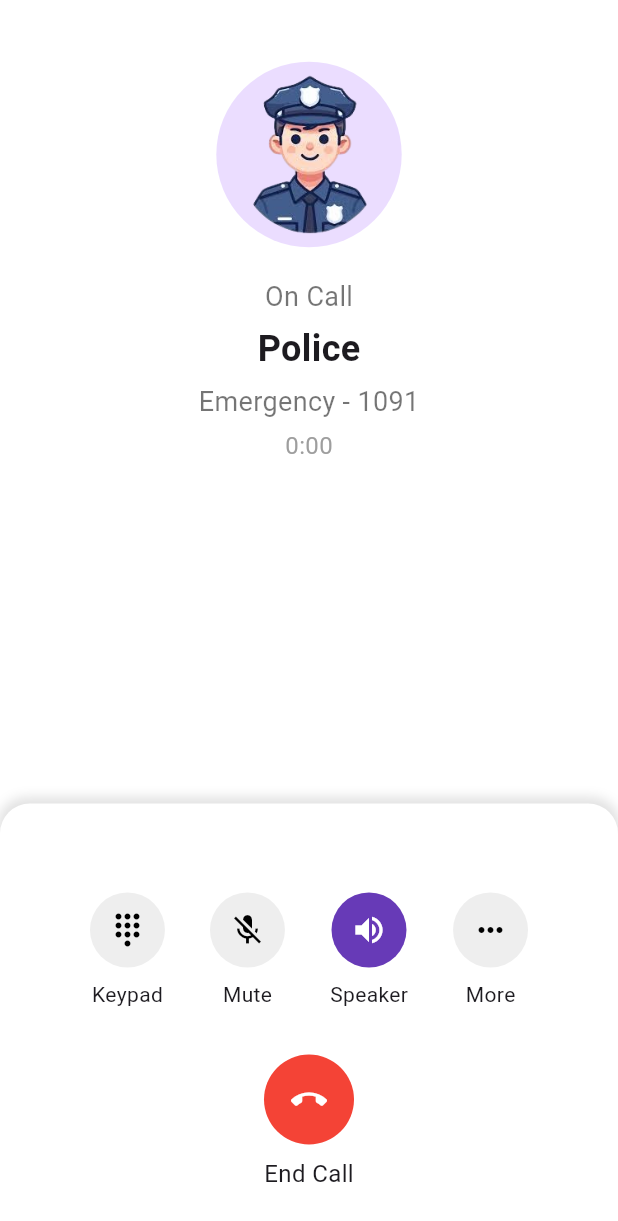
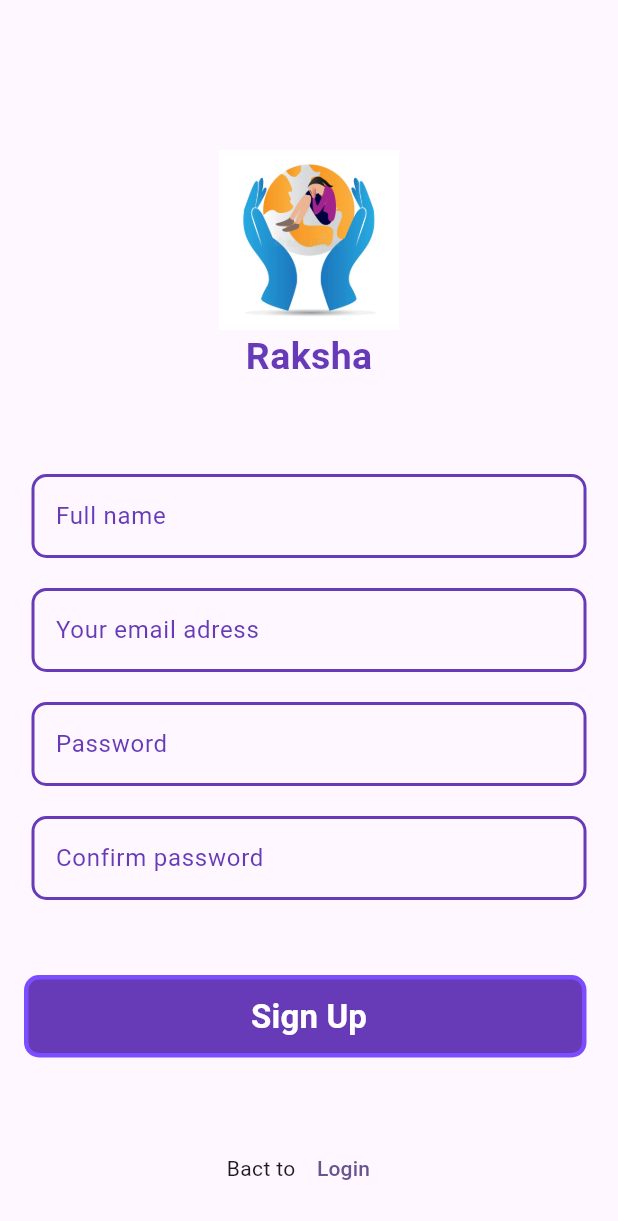
Before and after one commit to Nitishroy-7033/Project-Shakti, a Flutter app: the screen it shows after launch, on a phone screen of 412 x 824 dp. Shown: the top 1221 px of the screen. Run offline on Flutter 3.47's test engine with Material 3 defaults, Android fonts, the phone set to English and light mode, and no system bars.

Commit message:
Add Sign_Up and Login Functionality

```diff
--- /dev/null
+++ b/lib/core/widgets/button.dart
@@ -0,0 +1,56 @@
+import 'package:flutter/material.dart';
+
+class Button extends StatelessWidget {
+  final String label;
+  final Color btncolor;
+  final Color lablColor;
+  final IconData? icons;
+  const Button({
+    super.key,
+    required this.btncolor,
+    required this.lablColor,
+    required this.label,
+    required this.icons,
+  });
+
+  @override
+  Widget build(BuildContext context) {
+    return GestureDetector(
+      child: MaterialButton(
+        child: Stack(
+          alignment: Alignment.centerLeft,
+          children: [
+            Container(
+              width: 375,
+              height: 55,
+              decoration: BoxDecoration(
+                color: btncolor,
+                borderRadius: BorderRadius.circular(10),
+                border: BoxBorder.all(
+                  width: 3,
+                  style: BorderStyle.solid,
+                  color: Colors.deepPurpleAccent,
+                ),
+              ),
+            ),
+            Padding(
+              padding: const EdgeInsets.only(left: 50.0),
+              child: Icon(icons, size: 40),
+            ),
+            Center(
+              child: Text(
+                label,
+                style: TextStyle(
+                  fontSize: 22,
+                  fontWeight: FontWeight.bold,
+                  color: lablColor,
+                ),
+              ),
+            ),
+          ],
+        ),
+        onPressed: () {},
+      ),
+    );
+  }
+}
--- /dev/null
+++ b/lib/core/widgets/text_field.dart
@@ -0,0 +1,30 @@
+import 'package:flutter/material.dart';
+
+class InputTextField extends StatelessWidget {
+  final String lable;
+  final TextEditingController controller;
+  const InputTextField({
+    super.key,
+    required this.lable,
+    required this.controller,
+  });
+
+  @override
+  Widget build(BuildContext context) {
+    return SizedBox(
+      width: 370,
+      child: TextField(
+        controller: controller,
+        decoration: InputDecoration(
+          labelText: lable,
+          labelStyle: TextStyle(color: Colors.deepPurple),
+          enabledBorder: OutlineInputBorder(
+            borderRadius: BorderRadius.circular(10),
+            borderSide: BorderSide(width: 2, color: Colors.deepPurple),
+          ),
+          border: OutlineInputBorder(borderRadius: BorderRadius.circular(20)),
+        ),
+      ),
+    );
+  }
+}
--- a/lib/main.dart
+++ b/lib/main.dart
@@ -1,5 +1,7 @@
 import 'package:flutter/material.dart';
+import 'package:project_shakti/screens/Login_Screen.dart';
 import 'package:project_shakti/screens/fake_call.dart';
+import 'package:project_shakti/screens/signup_screen.dart';
 
 void main() {
   runApp(const MyApp());
@@ -16,7 +18,7 @@ class MyApp extends StatelessWidget {
       theme: ThemeData(
         colorScheme: ColorScheme.fromSeed(seedColor: Colors.deepPurple),
       ),
-      home: const CallScreen(),
+      home: const SignupScreen(),
     );
   }
 }
--- /dev/null
+++ b/lib/screens/signup_screen.dart
@@ -0,0 +1,106 @@
+import 'package:flutter/material.dart';
+import 'package:project_shakti/core/widgets/button.dart';
+import 'package:project_shakti/core/widgets/text_field.dart';
+
+class SignupScreen extends StatefulWidget {
+  const SignupScreen({super.key});
+
+  @override
+  State<SignupScreen> createState() => _SignupScreenState();
+}
+
+class _SignupScreenState extends State<SignupScreen> {
+  late TextEditingController nameController;
+  late TextEditingController emaiController;
+  late TextEditingController passwordController;
+
+  @override
+  void initState() {
+    super.initState();
+    nameController = TextEditingController();
+    emaiController = TextEditingController();
+    passwordController = TextEditingController();
+  }
+
+  @override
+  void dispose() {
+    super.dispose();
+    nameController.dispose();
+    emaiController.dispose();
+    passwordController.dispose();
+  }
+
+  @override
+  Widget build(BuildContext context) {
+    return Scaffold(
+      body: SafeArea(
+        child: SingleChildScrollView(
+          child: Column(
+            crossAxisAlignment: CrossAxisAlignment.center,
+            children: [
+              SizedBox(height: 100),
+              Center(
+                child: CircleAvatar(
+                  radius: 60,
+                  child: Image.asset('assets/images/women2.webp'),
+                ),
+              ),
+              Text(
+                'Raksha',
+                style: TextStyle(
+                  color: Colors.deepPurple,
+                  fontSize: 25,
+                  fontWeight: FontWeight.bold,
+                ),
+              ),
+              SizedBox(height: 60),
+              Center(
+                child: InputTextField(
+                  lable: "Full name",
+                  controller: nameController,
+                ),
+              ),
+              SizedBox(height: 20),
+              Center(
+                child: InputTextField(
+                  lable: "Your email adress",
+                  controller: nameController,
+                ),
+              ),
+              SizedBox(height: 20),
+              Center(
+                child: InputTextField(
+                  lable: "Password",
+                  controller: nameController,
+                ),
+              ),
+              SizedBox(height: 20),
+              Center(
+                child: InputTextField(
+                  lable: "Confirm password",
+                  controller: nameController,
+                ),
+              ),
+              SizedBox(height: 50),
+
+              Button(
+                btncolor: Colors.deepPurple,
+                lablColor: Colors.white,
+                label: 'Sign Up',
+                icons: null,
+              ),
+              SizedBox(height: 50),
+              Row(
+                mainAxisAlignment: MainAxisAlignment.center,
+                children: [
+                  Text('Bact to'),
+                  TextButton(onPressed: () {}, child: Text('Login')),
+                ],
+              ),
+            ],
+          ),
+        ),
+      ),
+    );
+  }
+}
```
Also changed, not shown: lib/screens/login_screen.dart (added, +101 -0 lines), assets/images/women2.webp (added), pubspec.lock, 1 other file.
